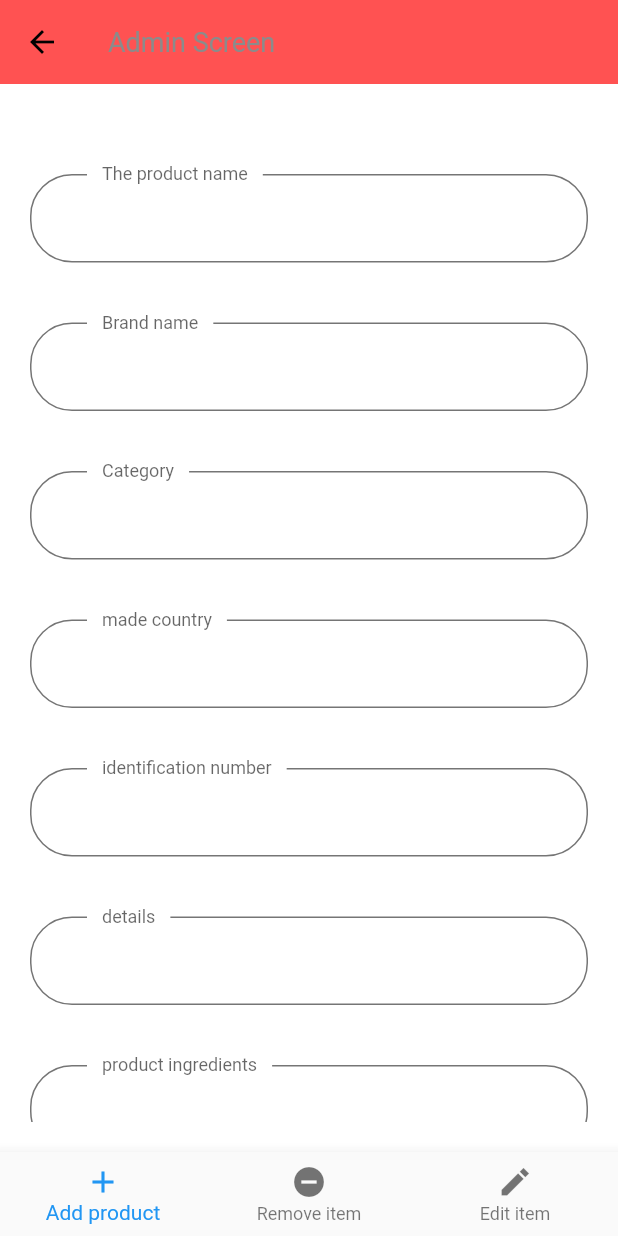
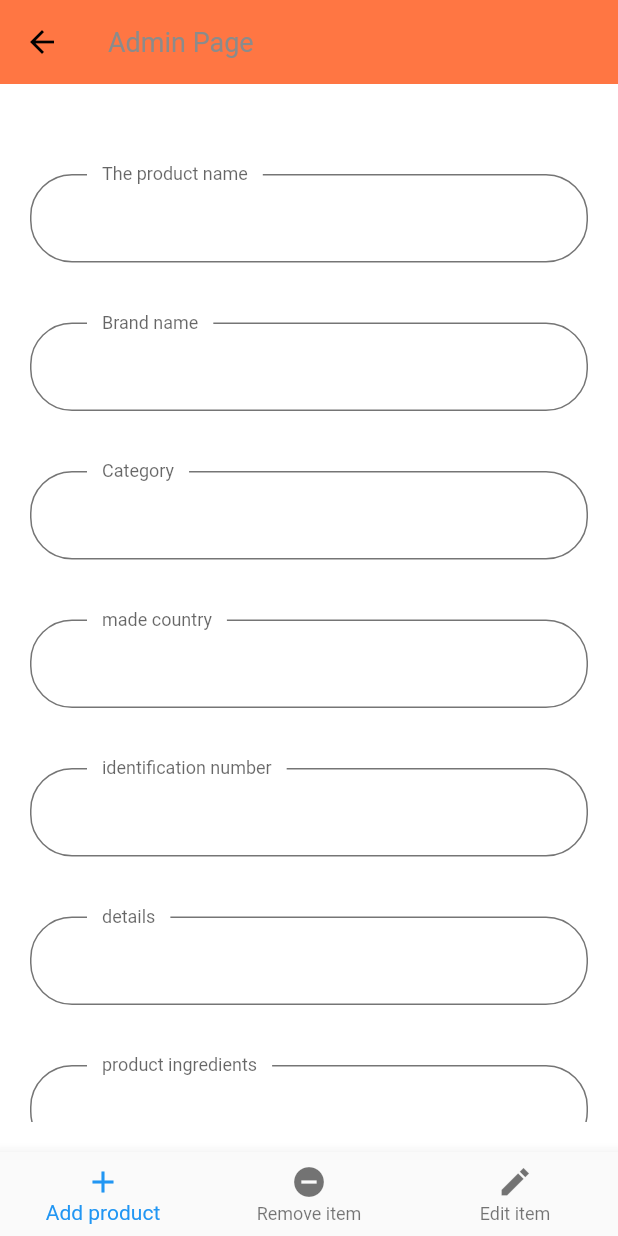
Before and after one commit to SujoodEldda/easybeasy1, a Flutter app: the Admin_Screen screen opened directly, on a phone screen of 412 x 824 dp. Run offline on Flutter 3.47's test engine with Material 2 defaults, Android fonts, the phone set to English and light mode, and no system bars; our stand-ins replace flutter_svg; missing offline and left inert: flutter_barcode_scanner, mongo_dart; Roboto replaces fonts that are missing (Muli).

```diff
--- a/lib/modules/admin/add_product.dart
+++ b/lib/modules/admin/add_product.dart
@@ -5,7 +5,11 @@ import '../../shared/components/components.dart';
 import 'package:easybeasy/models/product//MongoDBModelProduct.dart';
 import 'package:easybeasy/mongodb.dart';
 
+import '../../shared/components/default_button.dart';
+
 class Add_Product_Screen extends StatefulWidget{
+
+  static String routeName = "/add_product";
 
   @override
   State<Add_Product_Screen> createState() => _Add_Product_ScreenState();
@@ -245,11 +249,43 @@ class _Add_Product_ScreenState extends State<Add_Product_Screen> {
               SizedBox(
                 height: 40.0,
               ),
-              defaultButton(
-                text: 'add the product',
-                function: ()
-                {
-
+              // defaultButton(
+              //   text: 'add the product',
+              //   function: ()
+              //   {
+              //
+              //     if(formKey.currentState.validate())
+              //     {
+              //       print(category.text);
+              //       print(details.text);
+              //       print(ingredients.text);
+              //       print(brand.text);
+              //       print(name.text);
+              //       print(country.text);
+              //       print(id.text);
+              //       print(price.text);
+              //       print(use.text);
+              //       print(volume.text);
+              //       print(place.text);
+              //       // print(photo.text);
+              //       _insertData(id.text,name.text,country.text,category.text,
+              //           ingredients.text,details.text,place.text,price.text,use.text,brand.text,volume.text);
+              //
+              //
+              //       ScaffoldMessenger.of(context).showSnackBar(const SnackBar(
+              //           content: Text(
+              //               'successfully added !'
+              //           )
+              //       )
+              //       );
+              //
+              //     }
+              //
+              //   },
+              // ),
+              DefaultButton(
+                text: "ADD THE PRODUCT",
+                press: () {
                       if(formKey.currentState.validate())
                       {
                         print(category.text);
@@ -276,7 +312,6 @@ class _Add_Product_ScreenState extends State<Add_Product_Screen> {
                         );
 
                       }
-
                 },
               ),
             ],
@@ -298,6 +333,7 @@ class _Add_Product_ScreenState extends State<Add_Product_Screen> {
   use.text = "";
   volume.text = "";
   place.text = "";
+  photo.text = "";
 
   }
   Future<void> _insertData(String id, String name,String country,String category,
--- a/lib/modules/admin/admin_page.dart
+++ b/lib/modules/admin/admin_page.dart
@@ -2,6 +2,8 @@ import 'package:easybeasy/modules/admin/add_product.dart';
 import 'package:easybeasy/modules/admin/edit_product.dart';
 import 'package:easybeasy/modules/admin/remove_product.dart';
 import 'package:flutter/material.dart';
+
+import '../../shared/components/constants.dart';
 
 // 1. create database
 // 2. create tables
@@ -12,6 +14,8 @@ import 'package:flutter/material.dart';
 // 7. delete from database
 
 class Admin_Screen extends StatefulWidget {
+  static String routeName = "/admin_screen";
+
   @override
   State<Admin_Screen> createState() => _Admin_ScreenState();
 }
@@ -31,10 +35,11 @@ class _Admin_ScreenState extends State<Admin_Screen> {
   {
     return Scaffold(
       appBar: AppBar(
-        backgroundColor: Colors.redAccent,
+        backgroundColor: kPrimaryColor,
         title: Text(
-        'Admin Screen'
-      ),
+        'Admin Page'
+      )
+
       ),
       body: screens[CurrentIndex1],
       bottomNavigationBar: BottomNavigationBar(
--- a/lib/routes.dart
+++ b/lib/routes.dart
@@ -1,4 +1,8 @@
 
+import 'package:easybeasy/modules/admin/add_product.dart';
+import 'package:easybeasy/modules/admin/admin_page.dart';
+import 'package:easybeasy/modules/admin/edit_product.dart';
+import 'package:easybeasy/modules/admin/remove_product.dart';
 import 'package:easybeasy/modules/home/home_page.dart';
 import 'package:easybeasy/modules/login/login_screen.dart';
 import 'package:easybeasy/modules/register/register_screen.dart';
@@ -14,4 +18,8 @@ final Map<String, WidgetBuilder> routes = {
   LoginScreen.routeName: (context) =>LoginScreen(),
   HomePage.routeName: (context) => HomePage(),
   RegisterScreen.routeName: (context) => RegisterScreen(),
+  Admin_Screen.routeName: (context) => Admin_Screen(),
+  Edit_Product_Screen.routeName: (context) => Edit_Product_Screen(),
+  Remove_Product_Screen.routeName: (context) => Remove_Product_Screen(),
+  Add_Product_Screen.routeName: (context) => Add_Product_Screen(),
 };
```
Also changed, not shown: lib/modules/admin/edit_product.dart (+26 -10 lines), lib/modules/admin/remove_product.dart (+59 -4 lines), lib/modules/login/login_screen.dart (+13 -4 lines), lib/modules/register/register_screen.dart (+30 -7 lines). Lines whose indentation alone changed are shown as unchanged.
